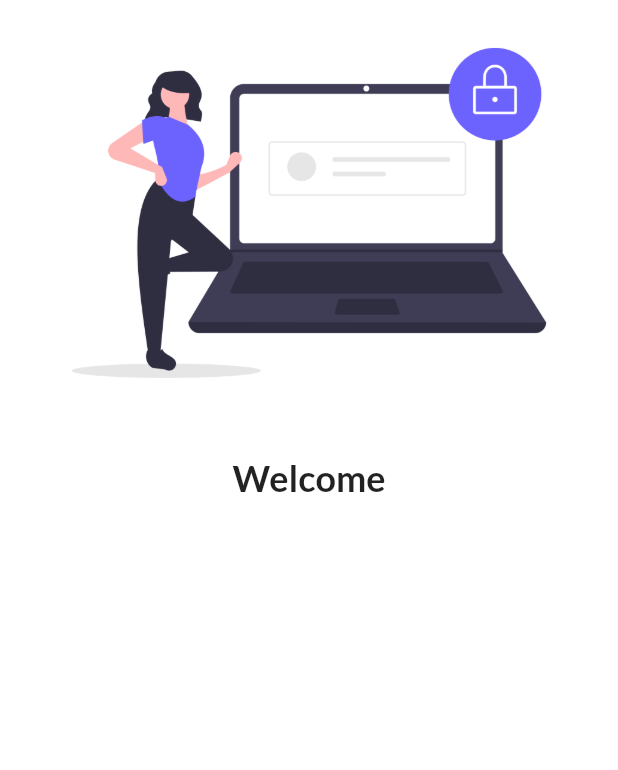
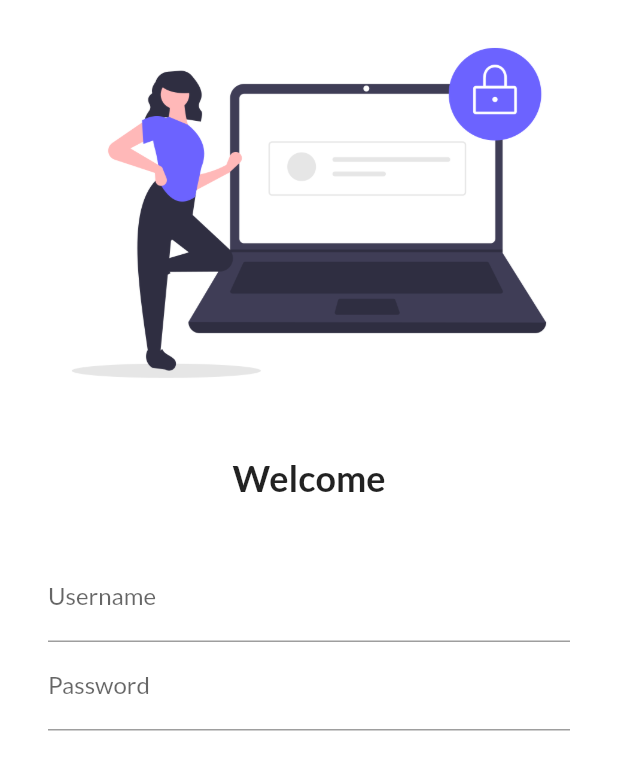
Before and after one commit to derpLLC/catalog, a Flutter app: the screen it shows after launch, on a phone screen of 412 x 824 dp. Shown: the top 770 px of the screen. Run offline on Flutter 3.47's test engine with Material 2 defaults, Android fonts, the phone set to English and light mode, and no system bars; our stand-ins replace google_fonts.

Commit message:
lib:login: implement username and password input field
Signed-off-by: Ayush Dubey <ayushdubey70@gmail.com>

```diff
--- a/lib/screens/login_page.dart
+++ b/lib/screens/login_page.dart
@@ -26,6 +26,25 @@ class LoginPage extends StatelessWidget {
           SizedBox(
               height: 20.0,
           ),
+          Padding(
+            padding: const EdgeInsets.symmetric(vertical: 16.0, horizontal: 32.0),
+            child: Column(
+              children: [
+                TextFormField(
+                  decoration: InputDecoration(
+                    hintText: "Enter Username",
+                    labelText: "Username",
+                  ),
+                ),
+                TextFormField(
+                  decoration: InputDecoration(
+                    hintText: "Enter Password",
+                    labelText: "Password",
+                  ),
+                ),
+              ],
+            ),
+          ),
         ],
       ),
     );
```
